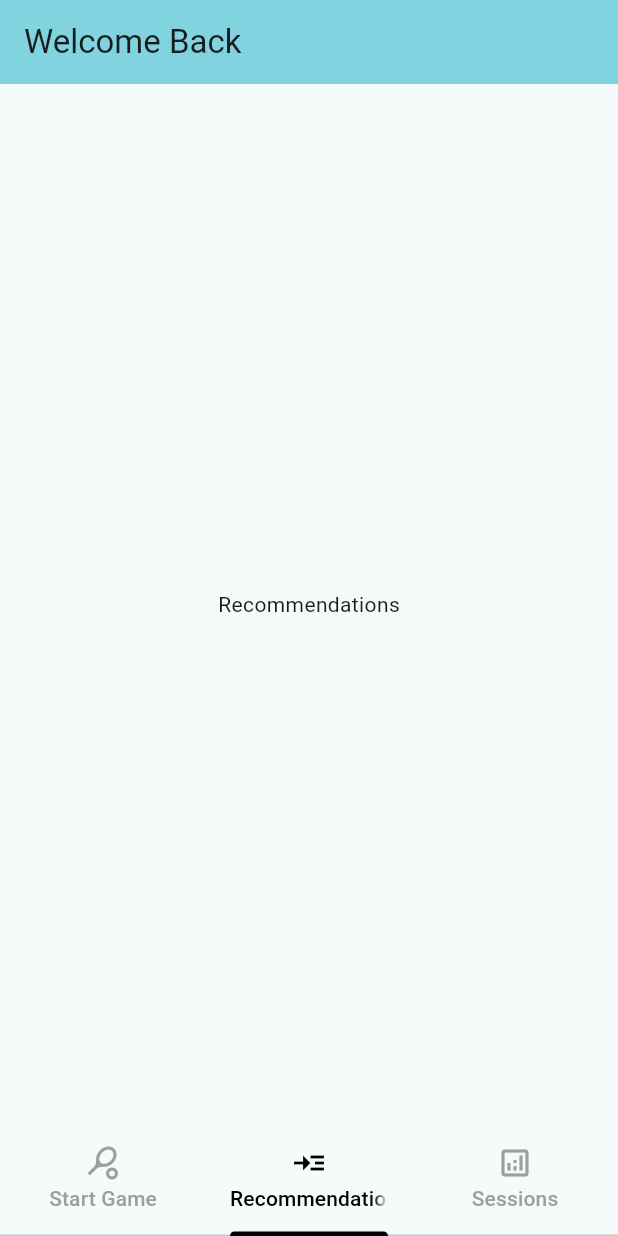
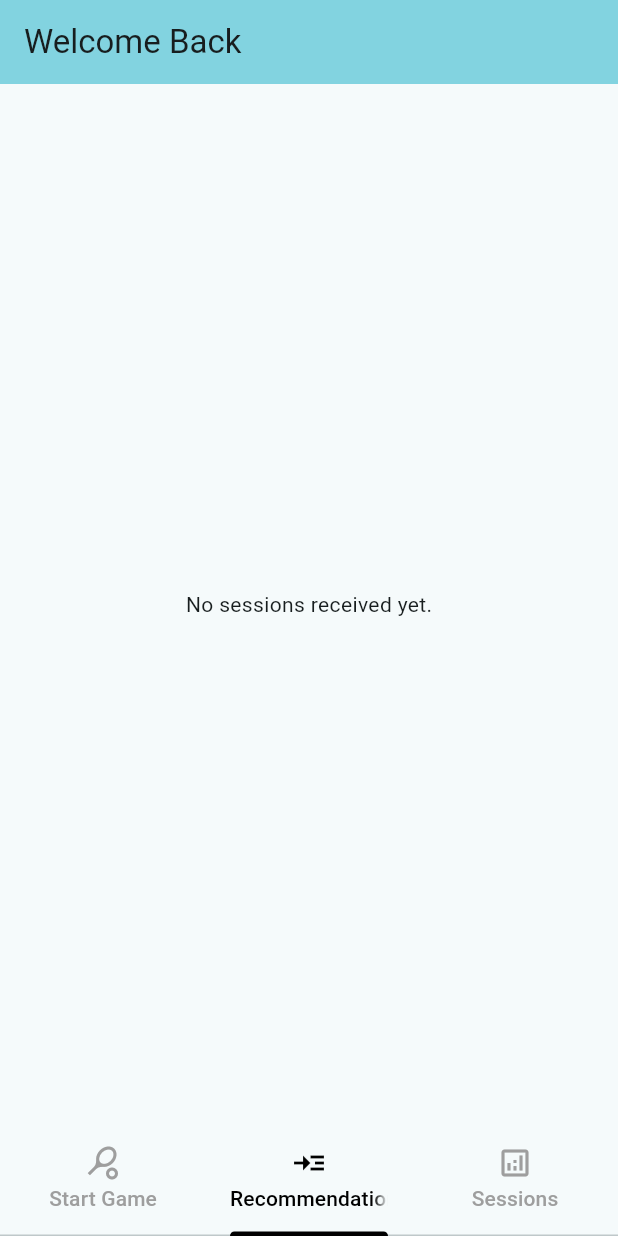
Before and after one commit to Pickletronics/Pickletronics, a Flutter app: the screen it shows after launch, item 2 of the bottom bar chosen, on a phone screen of 412 x 824 dp. Run offline on Flutter 3.47's test engine with Material 3 defaults, Android fonts, the light colour scheme and no system bars; our stand-ins replace flutter_blue_plus, flutter_riverpod, logger, permission_handler.

Commit message:
Implemented structure to store session data using Riverpod

```diff
--- a/pickletronics/lib/main.dart
+++ b/pickletronics/lib/main.dart
@@ -1,11 +1,18 @@
 import 'package:flutter/material.dart';
+import 'package:logger/logger.dart';
+import 'package:flutter_riverpod/flutter_riverpod.dart';
+
 import 'StartGame/start_game_view.dart';
-import 'package:logger/logger.dart';
+import 'session_view.dart';
 
 final Logger _logger = Logger();
 
 void main() {
-  runApp(const MyApp());
+  runApp(
+    const ProviderScope(
+      child: MyApp(),
+    ),
+  );
 }
 
 class MyApp extends StatelessWidget {
@@ -16,7 +23,9 @@ class MyApp extends StatelessWidget {
     return MaterialApp(
       title: 'Flutter Demo',
       theme: ThemeData(
-        colorScheme: ColorScheme.fromSeed(seedColor: const Color.fromARGB(200, 200, 200, 200)),
+        colorScheme: ColorScheme.fromSeed(
+          seedColor: const Color.fromARGB(200, 200, 200, 200),
+        ),
         useMaterial3: true,
       ),
       home: const MyHomePage(title: 'Pickletronics'),
@@ -26,14 +35,14 @@ class MyApp extends StatelessWidget {
 
 class MyHomePage extends StatefulWidget {
   const MyHomePage({super.key, required this.title});
-
   final String title;
 
   @override
   State<MyHomePage> createState() => _MyHomePageState();
 }
 
-class _MyHomePageState extends State<MyHomePage> with SingleTickerProviderStateMixin {
+class _MyHomePageState extends State<MyHomePage>
+    with SingleTickerProviderStateMixin {
   late TabController _tabController;
 
   @override
@@ -44,16 +53,15 @@ class _MyHomePageState extends State<MyHomePage> with SingleTickerProviderStateM
 
   @override
   void dispose() {
-    _tabController.dispose(); // Clean up the controller when the widget is disposed.
+    _tabController.dispose();
     super.dispose();
   }
 
   String get _appBarTitle {
-    // Check if the TabController is initialized and return the title based on the selected tab index
     if (_tabController.index == 0) return 'Welcome Back';
     if (_tabController.index == 1) return 'Improve your Game';
     if (_tabController.index == 2) return 'Previous Sessions';
-    return widget.title; // Fallback to default title
+    return widget.title;
   }
 
   @override
@@ -61,14 +69,13 @@ class _MyHomePageState extends State<MyHomePage> with SingleTickerProviderStateM
     return Scaffold(
       appBar: AppBar(
         backgroundColor: Theme.of(context).colorScheme.inversePrimary,
-        title: Text(_appBarTitle), // Set the title dynamically
+        title: Text(_appBarTitle),
       ),
       body: TabBarView(
         controller: _tabController,
         children: const [
           StartGameView(),
-          Center(child: Text('Recommendations')),
-          Center(child: Text('Sessions')),
+          SessionsView(),
         ],
       ),
       bottomNavigationBar: TabBar(
@@ -85,8 +92,3 @@ class _MyHomePageState extends State<MyHomePage> with SingleTickerProviderStateM
     );
   }
 }
-
-void startGame() {
-  // TODO: Bluetooth pairing logic goes here
-  _logger.i('Start Game button pressed');
-}
--- /dev/null
+++ b/pickletronics/lib/models/session.dart
@@ -0,0 +1,39 @@
+// lib/models/session.dart
+class Session {
+  final String id;
+  final DateTime startTime;
+  DateTime? endTime;
+  final List<String> logs;
+
+  Session({
+    required this.id,
+    required this.startTime,
+    this.endTime,
+    List<String>? logs,
+  }) : logs = logs ?? [];
+
+  void addLog(String log) {
+    logs.add(log);
+  }
+
+  Map<String, dynamic> toJson() => {
+    'id': id,
+    'startTime': startTime.toIso8601String(),
+    'endTime': endTime?.toIso8601String(),
+    'logs': logs,
+  };
+
+  factory Session.fromJson(Map<String, dynamic> json) => Session(
+    id: json['id'],
+    startTime: DateTime.parse(json['startTime']),
+    endTime: json['endTime'] != null
+        ? DateTime.parse(json['endTime'])
+        : null,
+    logs: List<String>.from(json['logs'] ?? []),
+  );
+
+  @override
+  String toString() {
+    return 'Session(id: $id, start: $startTime, end: $endTime, logs: $logs)';
+  }
+}
--- /dev/null
+++ b/pickletronics/lib/providers/session_provider.dart
@@ -0,0 +1,9 @@
+// lib/providers/session_provider.dart
+import 'package:flutter_riverpod/flutter_riverpod.dart';
+import 'session_notifier.dart';
+import '../models/session.dart';
+
+final sessionProvider =
+StateNotifierProvider<SessionNotifier, List<Session>>((ref) {
+  return SessionNotifier();
+});
--- /dev/null
+++ b/pickletronics/lib/session_view.dart
@@ -0,0 +1,36 @@
+// lib/sessions_view.dart
+import 'package:flutter/material.dart';
+import 'package:flutter_riverpod/flutter_riverpod.dart';
+import 'providers/session_provider.dart';
+
+class SessionsView extends ConsumerWidget {
+  const SessionsView({Key? key}) : super(key: key);
+
+  @override
+  Widget build(BuildContext context, WidgetRef ref) {
+    final sessions = ref.watch(sessionProvider);
+
+    if (sessions.isEmpty) {
+      return const Center(child: Text('No sessions received yet.'));
+    }
+
+    return ListView.builder(
+      itemCount: sessions.length,
+      itemBuilder: (context, index) {
+        final session = sessions[index];
+        return Card(
+          margin: const EdgeInsets.all(8),
+          child: ListTile(
+            title: Text('Session ID: ${session.id}'),
+            subtitle: Text('Lines: ${session.logs.length}\n'
+                'Started: ${session.startTime}\n'
+                'Ended: ${session.endTime ?? "N/A"}'),
+            isThreeLine: true,
+            onTap: () {
+            },
+          ),
+        );
+      },
+    );
+  }
+}
```
Also changed, not shown: pickletronics/lib/providers/session_notifier.dart (added, +65 -0 lines), pickletronics/lib/services/ble_service.dart (added, +87 -0 lines), pickletronics/lib/startGame/start_game_view.dart (+66 -24 lines).
